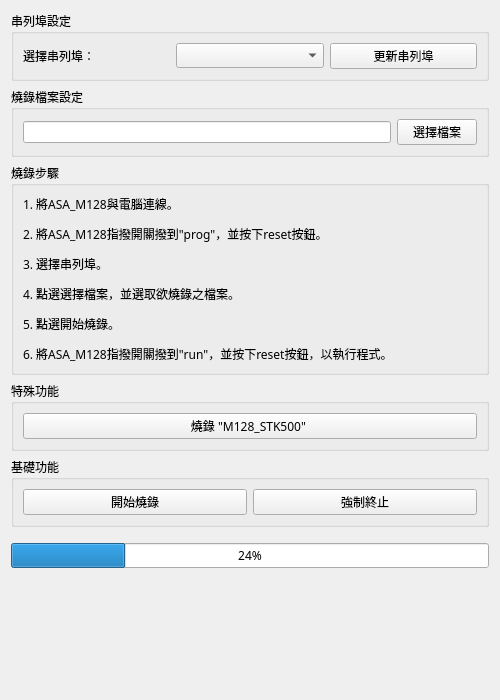
First picture: the form in ui/asa_prog.ui, repository mickey9910326/ASA_HMI_Data_Agent, before the edit.
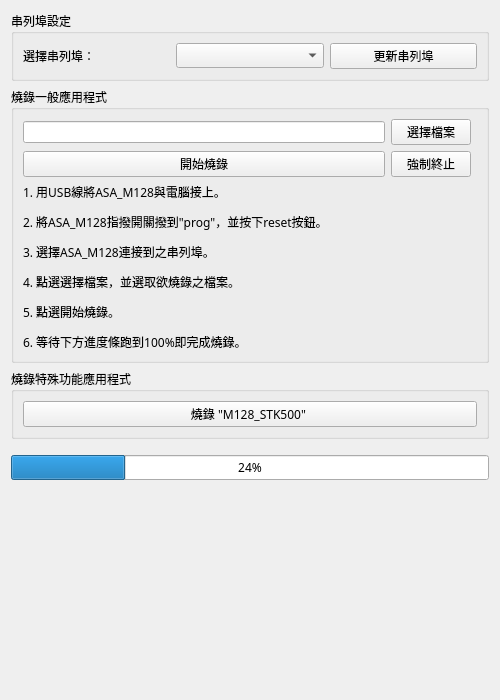
Second picture: the form after the edit.

Commit message: 更新ASA_PROG之UI

```diff
--- a/ui/asa_prog.ui
+++ b/ui/asa_prog.ui
@@ -57,35 +57,26 @@
    <item>
     <widget class="QGroupBox" name="groupBox_SelectFile">
      <property name="title">
-      <string>燒錄檔案設定</string>
+      <string>燒錄一般應用程式</string>
      </property>
-     <layout class="QHBoxLayout" name="horizontalLayout">
-      <item>
-       <widget class="QLineEdit" name="lineEdit_selectFile">
-        <property name="font">
-         <font>
-          <family>Consolas</family>
-         </font>
-        </property>
-       </widget>
-      </item>
-      <item>
+     <layout class="QGridLayout" name="gridLayout">
+      <item row="0" column="1">
        <widget class="QPushButton" name="pushButton_selectFile">
         <property name="text">
          <string>選擇檔案</string>
         </property>
        </widget>
       </item>
-     </layout>
-    </widget>
-   </item>
-   <item>
-    <widget class="QGroupBox" name="groupBox_steps">
-     <property name="title">
-      <string>燒錄步驟</string>
-     </property>
-     <layout class="QVBoxLayout" name="verticalLayout_2">
-      <item>
+      <item row="0" column="0">
+       <widget class="QLineEdit" name="lineEdit_selectFile">
+        <property name="font">
+         <font>
+          <family>Consolas</family>
+         </font>
+        </property>
+       </widget>
+      </item>
+      <item row="2" column="0" colspan="3">
        <widget class="QLabel" name="label_steps">
         <property name="font">
          <font>
@@ -93,43 +84,18 @@
          </font>
         </property>
         <property name="text">
-         <string>&lt;html&gt;&lt;head/&gt;&lt;body&gt;&lt;p&gt;1. 將ASA_M128與電腦連線。&lt;/p&gt;&lt;p&gt;2. 將ASA_M128指撥開關撥到&amp;quot;prog&amp;quot;，並按下reset按鈕。&lt;/p&gt;&lt;p&gt;3. 選擇串列埠。&lt;/p&gt;&lt;p&gt;4. 點選選擇檔案，並選取欲燒錄之檔案。&lt;/p&gt;&lt;p&gt;5. 點選開始燒錄。&lt;/p&gt;&lt;p&gt;6. 將ASA_M128指撥開關撥到&amp;quot;run&amp;quot;，並按下reset按鈕，以執行程式。&lt;/p&gt;&lt;/body&gt;&lt;/html&gt;</string>
+         <string>&lt;html&gt;&lt;head/&gt;&lt;body&gt;&lt;p&gt;1. 用USB線將ASA_M128與電腦接上。&lt;/p&gt;&lt;p&gt;2. 將ASA_M128指撥開關撥到&amp;quot;prog&amp;quot;，並按下reset按鈕。&lt;/p&gt;&lt;p&gt;3. 選擇ASA_M128連接到之串列埠。&lt;/p&gt;&lt;p&gt;4. 點選選擇檔案，並選取欲燒錄之檔案。&lt;/p&gt;&lt;p&gt;5. 點選開始燒錄。&lt;/p&gt;&lt;p&gt;6. 等待下方進度條跑到100%即完成燒錄。&lt;/p&gt;&lt;/body&gt;&lt;/html&gt;</string>
         </property>
        </widget>
       </item>
-     </layout>
-    </widget>
-   </item>
-   <item>
-    <widget class="QGroupBox" name="groupBox_specialTools">
-     <property name="title">
-      <string>特殊功能</string>
-     </property>
-     <layout class="QVBoxLayout" name="verticalLayout">
-      <item>
-       <widget class="QPushButton" name="pushButton_progStk500">
-        <property name="text">
-         <string>燒錄 &quot;M128_STK500&quot; </string>
-        </property>
-       </widget>
-      </item>
-     </layout>
-    </widget>
-   </item>
-   <item>
-    <widget class="QGroupBox" name="groupBox_basicTools">
-     <property name="title">
-      <string>基礎功能</string>
-     </property>
-     <layout class="QHBoxLayout" name="horizontalLayout_3">
-      <item>
+      <item row="1" column="0">
        <widget class="QPushButton" name="pushButton_startProg">
         <property name="text">
          <string>開始燒錄</string>
         </property>
        </widget>
       </item>
-      <item>
+      <item row="1" column="1">
        <widget class="QPushButton" name="pushButton_stopProg">
         <property name="text">
          <string>強制終止</string>
@@ -139,6 +105,22 @@
      </layout>
     </widget>
    </item>
+   <item>
+    <widget class="QGroupBox" name="groupBox_specialTools">
+     <property name="title">
+      <string>燒錄特殊功能應用程式</string>
+     </property>
+     <layout class="QVBoxLayout" name="verticalLayout">
+      <item>
+       <widget class="QPushButton" name="pushButton_progStk500">
+        <property name="text">
+         <string>燒錄 &quot;M128_STK500&quot; </string>
+        </property>
+       </widget>
+      </item>
+     </layout>
+    </widget>
+   </item>
    <item>
     <spacer name="verticalSpacer">
      <property name="orientation">
```
The commit also changes 1 other file.
